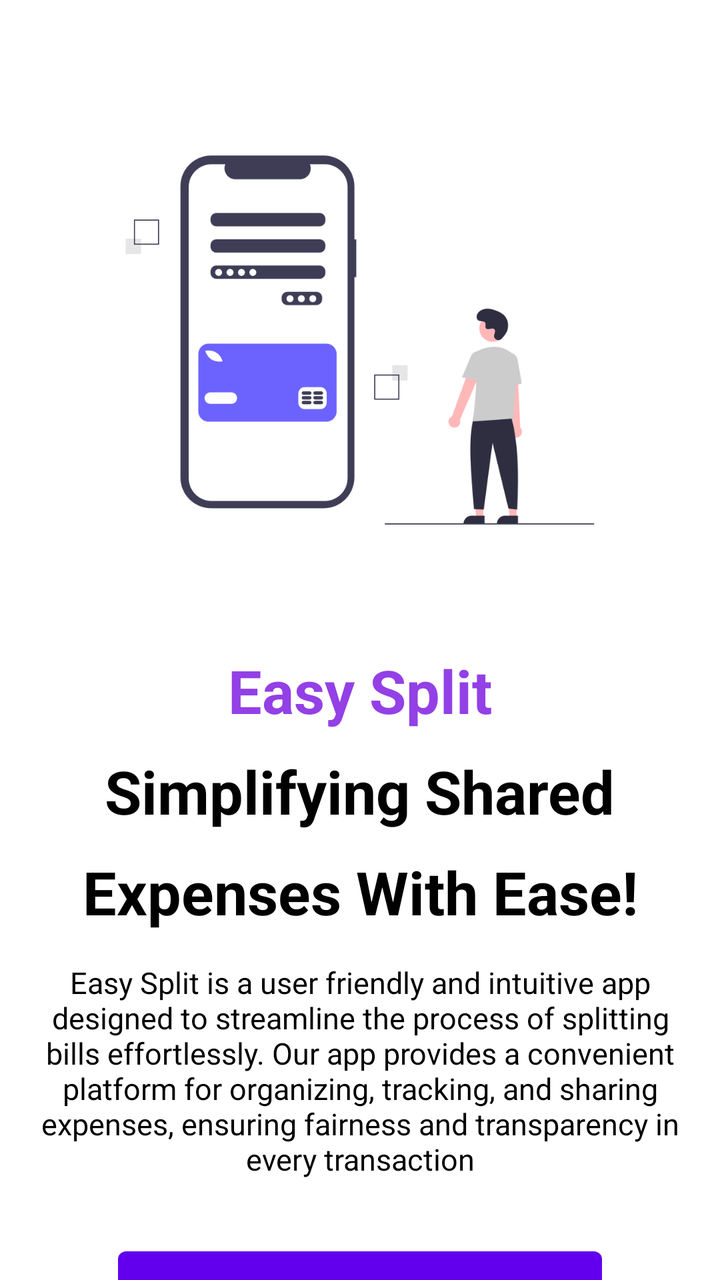
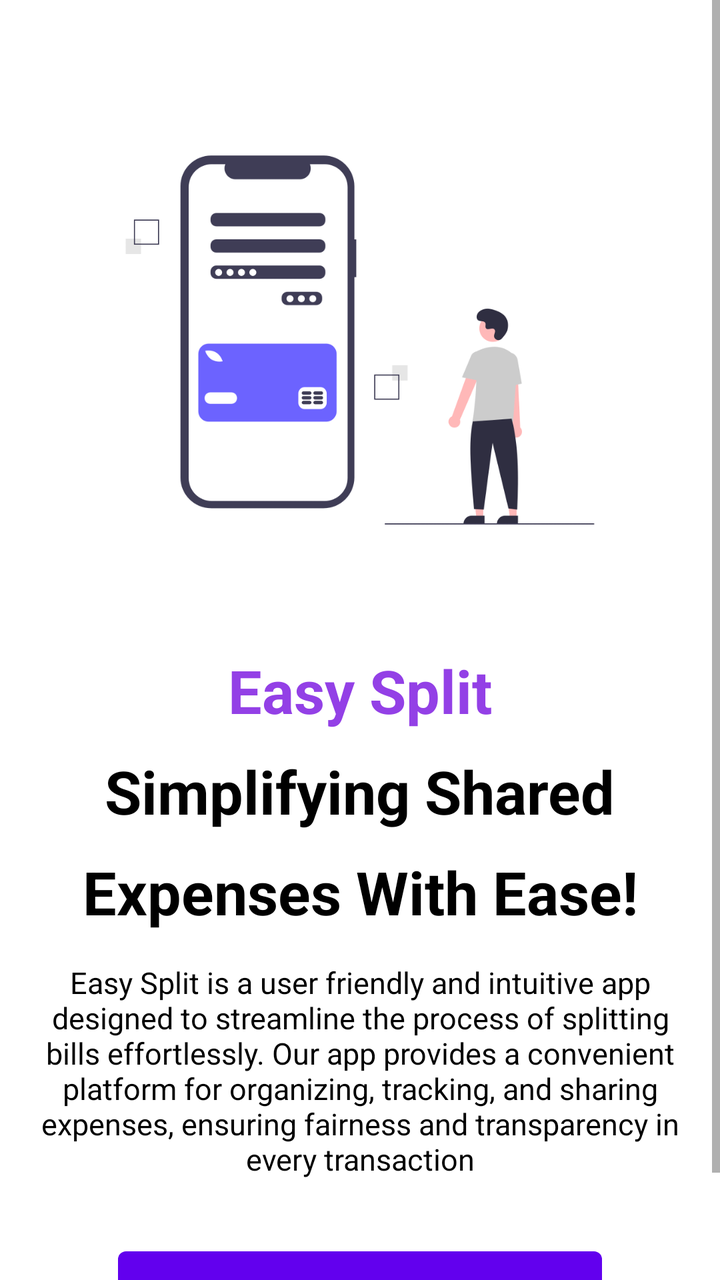

Before-and-after screenshots of an Android layout around one commit, followed by the original layout XML and the change that was made.
<!-- AndroidManifest.xml: application theme Theme.SplitYourBill -->
<!-- res/layout/activity_main.xml -->
<?xml version="1.0" encoding="utf-8"?>
<androidx.constraintlayout.widget.ConstraintLayout xmlns:android="http://schemas.android.com/apk/res/android"
    xmlns:app="http://schemas.android.com/apk/res-auto"
    xmlns:tools="http://schemas.android.com/tools"
    android:layout_width="match_parent"
    android:layout_height="match_parent"

    tools:context=".MainActivity">


    <androidx.constraintlayout.widget.ConstraintLayout
        android:id="@+id/initialHomePage"
        android:layout_width="match_parent"
        android:layout_height="match_parent"
        android:visibility="visible"
        app:layout_constraintEnd_toEndOf="parent"
        app:layout_constraintHorizontal_bias="0.5"
        app:layout_constraintStart_toStartOf="parent">


        <ImageView
            android:id="@+id/i1"
            android:layout_width="300dp"
            android:layout_height="300dp"
            android:layout_marginTop="20dp"
            android:contentDescription="@string/just_a_icon"
            app:layout_constraintEnd_toEndOf="parent"
            app:layout_constraintHorizontal_bias="0.5"
            app:layout_constraintStart_toStartOf="parent"
            app:layout_constraintTop_toTopOf="parent"
            app:srcCompat="@drawable/front"


            />

        <TextView
            android:id="@+id/t1"
            android:layout_width="wrap_content"
            android:layout_height="wrap_content"
            android:padding="5dp"
            android:text="@string/nameOfApp"
            android:textColor="#9340E6"
            android:textSize="30sp"
            android:textStyle="bold"
            app:layout_constraintEnd_toEndOf="parent"
            app:layout_constraintHorizontal_bias="0.5"
            app:layout_constraintStart_toStartOf="parent"
            app:layout_constraintTop_toBottomOf="@+id/i1" />

        <TextView
            android:id="@+id/t2"
            android:layout_width="wrap_content"
            android:layout_height="wrap_content"
            android:padding="5dp"
            android:text="@string/simplifying_shared"
            android:textColor="@color/black"
            android:textSize="30sp"
            android:textStyle="bold"
            app:layout_constraintEnd_toEndOf="parent"
            app:layout_constraintHorizontal_bias="0.5"
            app:layout_constraintStart_toStartOf="parent"
            app:layout_constraintTop_toBottomOf="@+id/t1" />

        <TextView
            android:id="@+id/t3"
            android:layout_width="wrap_content"
            android:layout_height="wrap_content"
            android:padding="5dp"
            android:text="@string/expenses_with_ease"
            android:textColor="@color/black"
            android:textSize="30sp"
            android:textStyle="bold"
            app:layout_constraintEnd_toEndOf="parent"
            app:layout_constraintHorizontal_bias="0.5"
            app:layout_constraintStart_toStartOf="parent"
            app:layout_constraintTop_toBottomOf="@+id/t2" />

        <TextView
            android:id="@+id/t4"
            android:layout_width="wrap_content"
            android:layout_height="wrap_content"

            android:padding="10dp"
            android:text="@string/intro"
            android:textAlignment="center"
            android:textColor="@color/black"
            android:textSize="15sp"
            app:layout_constraintEnd_toEndOf="parent"
            app:layout_constraintHorizontal_bias="0.5"
            app:layout_constraintStart_toStartOf="parent"
            app:layout_constraintTop_toBottomOf="@+id/t3" />

        <Button
            android:id="@+id/createGroupButton"
            android:layout_width="wrap_content"
            android:layout_height="wrap_content"
            android:layout_marginTop="20dp"

            android:padding="10dp"
            android:text="@string/create_group"
            android:textSize="20sp"
            android:textStyle="bold"
            app:layout_constraintEnd_toEndOf="parent"
            app:layout_constraintHorizontal_bias="0.5"
            app:layout_constraintStart_toStartOf="parent"
            app:layout_constraintTop_toBottomOf="@+id/t4" />


    </androidx.constraintlayout.widget.ConstraintLayout>

    <androidx.constraintlayout.widget.ConstraintLayout
        android:id="@+id/summaryHomePage"
        android:layout_width="match_parent"
        android:layout_height="match_parent"
        android:background="@drawable/background"
        android:padding="5dp"
        android:visibility="gone">

        <TextView
            android:id="@+id/textViewTopName"
            android:layout_width="wrap_content"
            android:layout_height="wrap_content"
            android:layout_marginStart="20dp"
            android:layout_marginTop="20dp"
            android:fontFamily="@font/poppins"
            android:text="@string/easy_split"
            android:textColor="@color/white"
            android:textSize="20sp"
            app:layout_constraintStart_toStartOf="parent"
            app:layout_constraintTop_toTopOf="parent" />

        <TextView
            android:id="@+id/textViewTop"
            android:layout_width="wrap_content"
            android:layout_height="wrap_content"
            android:layout_marginStart="20dp"
            android:layout_marginTop="5dp"
            android:fontFamily="@font/poppins_medium"
            android:text="@string/split_your_bill"
            android:textColor="@color/white"
            android:textSize="25sp"

            app:layout_constraintStart_toStartOf="parent"
            app:layout_constraintTop_toBottomOf="@+id/textViewTopName" />

        <TextView
            android:id="@+id/textViewGroupName"
            android:layout_width="wrap_content"
            android:layout_height="wrap_content"
            android:layout_marginTop="20dp"
            android:fontFamily="@font/poppins_medium"
            android:text="@string/group_name"
            android:textColor="@color/white"
            android:textSize="25sp"
            app:layout_constraintEnd_toEndOf="parent"
            app:layout_constraintHorizontal_bias="0.5"
            app:layout_constraintStart_toStartOf="parent"
            app:layout_constraintTop_toBottomOf="@+id/textViewTop" />

        <Button
            android:id="@+id/editPersonButton"
            android:layout_width="70dp"
            android:layout_height="70dp"
            android:layout_marginTop="15dp"
            android:layout_marginEnd="20dp"
            android:background="@color/transparent"
            android:drawableTop="@drawable/adduser"
            android:textColor="@color/black"
            app:layout_constraintEnd_toEndOf="parent"
            app:layout_constraintTop_toBottomOf="@+id/textViewTop" />


        <androidx.cardview.widget.CardView
            android:id="@+id/card_view_inner"
            android:layout_width="match_parent"
            android:layout_height="wrap_content"
            android:layout_marginStart="30dp"
            android:layout_marginTop="5dp"
            android:layout_marginEnd="30dp"
            android:background="@color/white"
            app:cardBackgroundColor="@color/white"
            app:cardCornerRadius="15dp"
            app:cardElevation="0dp"
            app:layout_constraintEnd_toEndOf="parent"
            app:layout_constraintHorizontal_bias="0.5"
            app:layout_constraintStart_toStartOf="parent"
            app:layout_constraintTop_toBottomOf="@+id/editPersonButton">


            <ListView
                android:id="@+id/lv1"
                android:layout_width="match_parent"
                android:layout_height="400dp"
                android:layout_marginTop="5dp"
                android:background="@color/white"
                android:divider="@color/transparent"
                android:padding="5dp"
                android:scrollbars="none"


                />

            <TextView
                android:id="@+id/noPersonText"
                android:layout_width="wrap_content"
                android:layout_height="wrap_content"
                android:layout_gravity="center"
                android:text="@string/no_person_found"
                android:textColor="@color/black"
                android:textSize="20sp"
                android:textStyle="bold"
                android:visibility="gone"

                />


        </androidx.cardview.widget.CardView>

        <Button
            android:id="@+id/splitButton"
            android:layout_width="wrap_content"
            android:layout_height="wrap_content"
            android:layout_marginBottom="20dp"

            android:fontFamily="@font/poppins_medium"
            android:padding="10dp"
            android:text="@string/settle_up"
            android:textSize="20sp"
            app:layout_constraintBottom_toTopOf="@+id/addTransButton"
            app:layout_constraintEnd_toEndOf="parent"
            app:layout_constraintHorizontal_bias="0.5"
            app:layout_constraintStart_toStartOf="parent" />

        <Button
            android:id="@+id/showTransButton"
            android:layout_width="wrap_content"
            android:layout_height="wrap_content"
            android:layout_marginBottom="10dp"

            android:background="@color/transparent"
            android:drawableTop="@drawable/paid"
            android:fontFamily="@font/poppins_medium"
            android:padding="5dp"
            android:text="@string/view_transaction"
            android:textColor="@color/black"
            android:textSize="10sp"

            app:layout_constraintBottom_toBottomOf="parent"
            app:layout_constraintEnd_toStartOf="@+id/addTransButton"
            app:layout_constraintHorizontal_bias="0.5"
            app:layout_constraintStart_toStartOf="parent"
            tools:ignore="SmallSp" />

        <Button
            android:id="@+id/addTransButton"
            android:layout_width="wrap_content"
            android:layout_height="wrap_content"
            android:layout_marginBottom="10dp"
            android:background="@color/transparent"
            android:drawableTop="@drawable/plus1"
            android:enabled="false"
            android:fontFamily="@font/poppins_medium"
            android:padding="5dp"
            android:text="@string/add_transaction"
            android:textColor="@color/black"

            android:textSize="10sp"
            app:layout_constraintBottom_toBottomOf="parent"
            app:layout_constraintEnd_toStartOf="@+id/resetButton"
            app:layout_constraintHorizontal_bias="0.5"
            app:layout_constraintStart_toEndOf="@+id/showTransButton"
            tools:ignore="SmallSp" />

        <Button
            android:id="@+id/resetButton"
            android:layout_width="wrap_content"
            android:layout_height="wrap_content"
            android:layout_marginBottom="10dp"
            android:background="@color/transparent"
            android:drawableTop="@drawable/reset"
            android:fontFamily="@font/poppins_medium"
            android:padding="5dp"
            android:text="@string/reset"


            android:textColor="@color/black"
            android:textSize="10sp"

            app:layout_constraintBottom_toBottomOf="parent"
            app:layout_constraintEnd_toEndOf="parent"
            app:layout_constraintHorizontal_bias="0.5"
            app:layout_constraintStart_toEndOf="@+id/addTransButton"
            tools:ignore="SmallSp" />


    </androidx.constraintlayout.widget.ConstraintLayout>

</androidx.constraintlayout.widget.ConstraintLayout>
<!-- resources referenced by this layout -->
<resources>
  <color name="black">#FF000000</color>
  <color name="transparent">#00FFFFFF</color>
  <color name="white">#FFFFFFFF</color>
  <!-- drawable adduser: png bitmap (drawable, 508 bytes) -->
  <!-- drawable background: png bitmap (drawable, 30810 bytes) -->
  <!-- drawable front: png bitmap (drawable, 28688 bytes) -->
  <!-- drawable paid: png bitmap (drawable, 299 bytes) -->
  <!-- drawable plus1: png bitmap (drawable, 175 bytes) -->
  <!-- drawable reset: png bitmap (drawable, 388 bytes) -->
  <string name="add_transaction">Add Transaction</string>
  <string name="create_group">Create New Group</string>
  <string name="easy_split">Easy Split</string>
  <string name="expenses_with_ease">Expenses With Ease!</string>
  <string name="group_name">Group Name</string>
  <string name="intro">Easy Split is a user friendly and intuitive app designed to streamline the process of splitting bills effortlessly. Our app provides a convenient platform for organizing, tracking, and sharing expenses, ensuring fairness and transparency in every transaction</string>
  <string name="just_a_icon">Just a Icon</string>
  <string name="nameOfApp">Easy Split</string>
  <string name="no_person_found">No Person Found!!</string>
  <string name="reset">Reset</string>
  <string name="settle_up">Settle Up</string>
  <string name="simplifying_shared">Simplifying Shared</string>
  <string name="split_your_bill">Split Your Bill</string>
  <string name="view_transaction">View Transaction</string>
  <style name="Theme.SplitYourBill" parent="Theme.MaterialComponents.Light.NoActionBar">
  
  
  
      </style>
</resources>

<!-- the commit's change to res/layout/activity_main.xml (unified diff, before → after) -->
@@ -4,7 +4,7 @@
     xmlns:tools="http://schemas.android.com/tools"
     android:layout_width="match_parent"
     android:layout_height="match_parent"
-
+    android:fitsSystemWindows="true"
     tools:context=".MainActivity">
 
 
@@ -17,94 +17,100 @@
         app:layout_constraintHorizontal_bias="0.5"
         app:layout_constraintStart_toStartOf="parent">
 
-
-        <ImageView
-            android:id="@+id/i1"
-            android:layout_width="300dp"
-            android:layout_height="300dp"
-            android:layout_marginTop="20dp"
-            android:contentDescription="@string/just_a_icon"
-            app:layout_constraintEnd_toEndOf="parent"
-            app:layout_constraintHorizontal_bias="0.5"
-            app:layout_constraintStart_toStartOf="parent"
-            app:layout_constraintTop_toTopOf="parent"
-            app:srcCompat="@drawable/front"
-
-
-            />
-
-        <TextView
-            android:id="@+id/t1"
-            android:layout_width="wrap_content"
-            android:layout_height="wrap_content"
-            android:padding="5dp"
-            android:text="@string/nameOfApp"
-            android:textColor="#9340E6"
-            android:textSize="30sp"
-            android:textStyle="bold"
-            app:layout_constraintEnd_toEndOf="parent"
-            app:layout_constraintHorizontal_bias="0.5"
-            app:layout_constraintStart_toStartOf="parent"
-            app:layout_constraintTop_toBottomOf="@+id/i1" />
-
-        <TextView
-            android:id="@+id/t2"
-            android:layout_width="wrap_content"
-            android:layout_height="wrap_content"
-            android:padding="5dp"
-            android:text="@string/simplifying_shared"
-            android:textColor="@color/black"
-            android:textSize="30sp"
-            android:textStyle="bold"
-            app:layout_constraintEnd_toEndOf="parent"
-            app:layout_constraintHorizontal_bias="0.5"
-            app:layout_constraintStart_toStartOf="parent"
-            app:layout_constraintTop_toBottomOf="@+id/t1" />
-
-        <TextView
-            android:id="@+id/t3"
-            android:layout_width="wrap_content"
-            android:layout_height="wrap_content"
-            android:padding="5dp"
-            android:text="@string/expenses_with_ease"
-            android:textColor="@color/black"
-            android:textSize="30sp"
-            android:textStyle="bold"
-            app:layout_constraintEnd_toEndOf="parent"
-            app:layout_constraintHorizontal_bias="0.5"
-            app:layout_constraintStart_toStartOf="parent"
-            app:layout_constraintTop_toBottomOf="@+id/t2" />
-
-        <TextView
-            android:id="@+id/t4"
-            android:layout_width="wrap_content"
-            android:layout_height="wrap_content"
-
-            android:padding="10dp"
-            android:text="@string/intro"
-            android:textAlignment="center"
-            android:textColor="@color/black"
-            android:textSize="15sp"
-            app:layout_constraintEnd_toEndOf="parent"
-            app:layout_constraintHorizontal_bias="0.5"
-            app:layout_constraintStart_toStartOf="parent"
-            app:layout_constraintTop_toBottomOf="@+id/t3" />
-
-        <Button
-            android:id="@+id/createGroupButton"
-            android:layout_width="wrap_content"
-            android:layout_height="wrap_content"
-            android:layout_marginTop="20dp"
-
-            android:padding="10dp"
-            android:text="@string/create_group"
-            android:textSize="20sp"
-            android:textStyle="bold"
-            app:layout_constraintEnd_toEndOf="parent"
-            app:layout_constraintHorizontal_bias="0.5"
-            app:layout_constraintStart_toStartOf="parent"
-            app:layout_constraintTop_toBottomOf="@+id/t4" />
-
+        <ScrollView
+            android:layout_width="match_parent"
+            android:layout_height="match_parent"
+            android:fillViewport="true">
+
+            <androidx.constraintlayout.widget.ConstraintLayout
+                android:layout_width="match_parent"
+                android:layout_height="wrap_content"
+                android:paddingBottom="20dp">
+
+                <ImageView
+                    android:id="@+id/i1"
+                    android:layout_width="300dp"
+                    android:layout_height="300dp"
+                    android:layout_marginTop="20dp"
+                    android:contentDescription="@string/just_a_icon"
+                    app:layout_constraintEnd_toEndOf="parent"
+                    app:layout_constraintHorizontal_bias="0.5"
+                    app:layout_constraintStart_toStartOf="parent"
+                    app:layout_constraintTop_toTopOf="parent"
+                    app:srcCompat="@drawable/front" />
+
+                <TextView
+                    android:id="@+id/t1"
+                    android:layout_width="wrap_content"
+                    android:layout_height="wrap_content"
+                    android:padding="5dp"
+                    android:text="@string/nameOfApp"
+                    android:textColor="#9340E6"
+                    android:textSize="30sp"
+                    android:textStyle="bold"
+                    app:layout_constraintEnd_toEndOf="parent"
+                    app:layout_constraintHorizontal_bias="0.5"
+                    app:layout_constraintStart_toStartOf="parent"
+                    app:layout_constraintTop_toBottomOf="@+id/i1" />
+
+                <TextView
+                    android:id="@+id/t2"
+                    android:layout_width="wrap_content"
+                    android:layout_height="wrap_content"
+                    android:padding="5dp"
+                    android:text="@string/simplifying_shared"
+                    android:textColor="@color/black"
+                    android:textSize="30sp"
+                    android:textStyle="bold"
+                    app:layout_constraintEnd_toEndOf="parent"
+                    app:layout_constraintHorizontal_bias="0.5"
+                    app:layout_constraintStart_toStartOf="parent"
+                    app:layout_constraintTop_toBottomOf="@+id/t1" />
+
+                <TextView
+                    android:id="@+id/t3"
+                    android:layout_width="wrap_content"
+                    android:layout_height="wrap_content"
+                    android:padding="5dp"
+                    android:text="@string/expenses_with_ease"
+                    android:textColor="@color/black"
+                    android:textSize="30sp"
+                    android:textStyle="bold"
+                    app:layout_constraintEnd_toEndOf="parent"
+                    app:layout_constraintHorizontal_bias="0.5"
+                    app:layout_constraintStart_toStartOf="parent"
+                    app:layout_constraintTop_toBottomOf="@+id/t2" />
+
+                <TextView
+                    android:id="@+id/t4"
+                    android:layout_width="wrap_content"
+                    android:layout_height="wrap_content"
+                    android:padding="10dp"
+                    android:text="@string/intro"
+                    android:textAlignment="center"
+                    android:textColor="@color/black"
+                    android:textSize="15sp"
+                    app:layout_constraintEnd_toEndOf="parent"
+                    app:layout_constraintHorizontal_bias="0.5"
+                    app:layout_constraintStart_toStartOf="parent"
+                    app:layout_constraintTop_toBottomOf="@+id/t3" />
+
+                <Button
+                    android:id="@+id/createGroupButton"
+                    android:layout_width="wrap_content"
+                    android:layout_height="wrap_content"
+                    android:layout_marginTop="20dp"
+                    android:padding="10dp"
+                    android:text="@string/create_group"
+                    android:textSize="20sp"
+                    android:textStyle="bold"
+                    app:layout_constraintEnd_toEndOf="parent"
+                    app:layout_constraintHorizontal_bias="0.5"
+                    app:layout_constraintStart_toStartOf="parent"
+                    app:layout_constraintTop_toBottomOf="@+id/t4" />
+
+            </androidx.constraintlayout.widget.ConstraintLayout>
+        </ScrollView>
 
     </androidx.constraintlayout.widget.ConstraintLayout>
 
@@ -173,14 +179,16 @@
         <androidx.cardview.widget.CardView
             android:id="@+id/card_view_inner"
             android:layout_width="match_parent"
-            android:layout_height="wrap_content"
+            android:layout_height="0dp"
             android:layout_marginStart="30dp"
             android:layout_marginTop="5dp"
             android:layout_marginEnd="30dp"
+            android:layout_marginBottom="10dp"
             android:background="@color/white"
             app:cardBackgroundColor="@color/white"
             app:cardCornerRadius="15dp"
             app:cardElevation="0dp"
+            app:layout_constraintBottom_toTopOf="@+id/splitButton"
             app:layout_constraintEnd_toEndOf="parent"
             app:layout_constraintHorizontal_bias="0.5"
             app:layout_constraintStart_toStartOf="parent"
@@ -190,15 +198,12 @@
             <ListView
                 android:id="@+id/lv1"
                 android:layout_width="match_parent"
-                android:layout_height="400dp"
+                android:layout_height="match_parent"
                 android:layout_marginTop="5dp"
                 android:background="@color/white"
                 android:divider="@color/transparent"
                 android:padding="5dp"
-                android:scrollbars="none"
-
-
-                />
+                android:scrollbars="none" />
 
             <TextView
                 android:id="@+id/noPersonText"
@@ -209,9 +214,7 @@
                 android:textColor="@color/black"
                 android:textSize="20sp"
                 android:textStyle="bold"
-                android:visibility="gone"
-
-                />
+                android:visibility="gone" />
 
 
         </androidx.cardview.widget.CardView>
